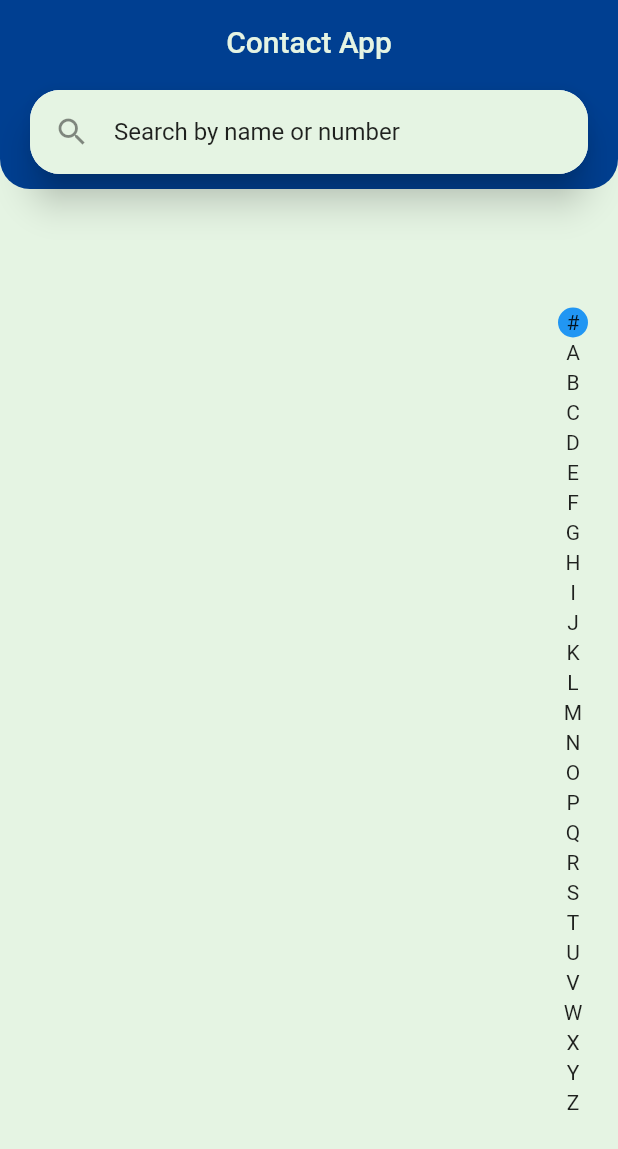
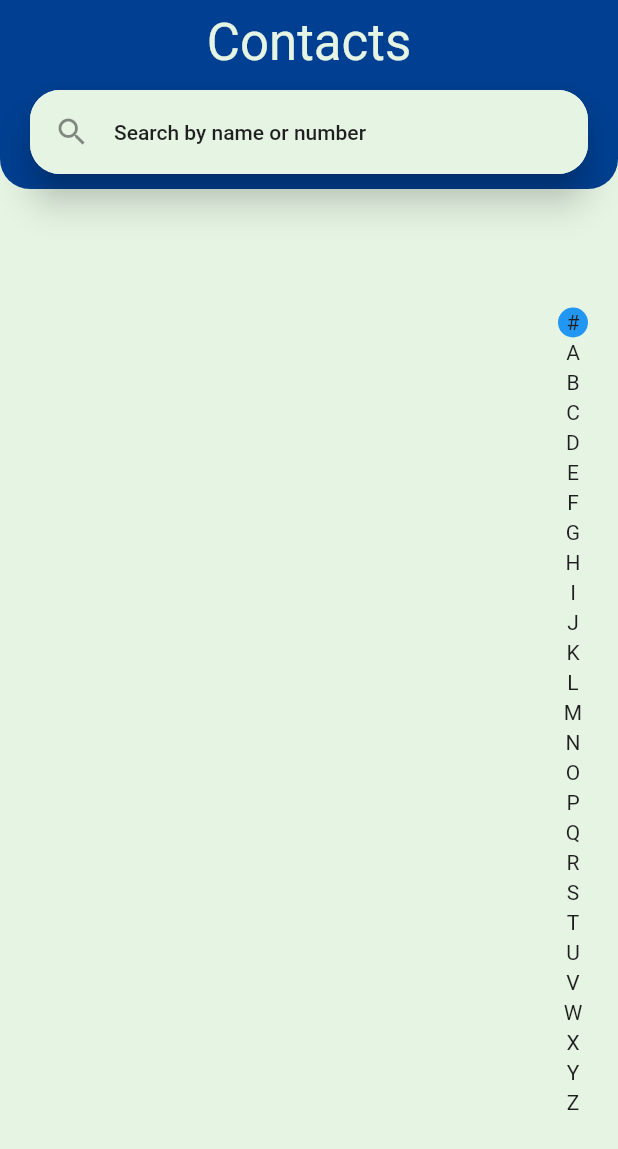
Before and after one commit to De-pitcher/contact_app, a Flutter app: the screen it shows after launch, on a phone screen of 412 x 824 dp. Shown: the top 1149 px of the screen. Run offline on Flutter 3.47's test engine with Material 2 defaults, Android fonts, the phone set to English and light mode, and no system bars; drawn by our look-alikes of scrollable_positioned_list; our stand-ins replace azlistview, contacts_service, hive, hive_flutter, permission_handler; accounts and stored records are empty.

Commit message:
ADD: Theme for light mode

```diff
--- a/lib/main.dart
+++ b/lib/main.dart
@@ -32,7 +32,7 @@ class MyApp extends StatelessWidget {
     return MaterialApp(
       title: 'Flutter Demo',
       debugShowCheckedModeBanner: false,
-      theme: AppTheme.light(),
+      theme: AppTheme.light(context),
       home: permissionBox == null
           ? const PermisionChecker()
           : permissionBox
--- a/lib/screens/my_home_screen.dart
+++ b/lib/screens/my_home_screen.dart
@@ -15,14 +15,24 @@ class MyHomeScreen extends StatefulWidget {
 }
 
 class _MyHomeScreenState extends State<MyHomeScreen> {
-
-
   @override
   Widget build(BuildContext context) {
     return Scaffold(
       appBar: AppBar(
         elevation: 0,
-        title: const Text('Contact App'),
+        title: Text(
+          'Contacts',
+          style: Theme.of(context)
+              .textTheme
+              .headlineMedium!
+              .copyWith(color: Theme.of(context).appBarTheme.foregroundColor),
+        ),
+        shape: const RoundedRectangleBorder(
+          borderRadius: BorderRadius.only(
+            bottomLeft: Radius.circular(20),
+            bottomRight: Radius.circular(20),
+          ),
+        ),
         bottom: PreferredSize(
           preferredSize: const Size.fromHeight(70),
           child: SearchTile(
--- a/lib/utils/app_theme.dart
+++ b/lib/utils/app_theme.dart
@@ -4,19 +4,13 @@ import 'package:flutter/services.dart';
 import 'app_color.dart';
 
 class AppTheme {
-  static ThemeData light() {
+  static ThemeData light(BuildContext context) {
     return ThemeData.light().copyWith(
       appBarTheme: const AppBarTheme(
         foregroundColor: AppColor.secondary,
         elevation: 0,
         centerTitle: true,
         backgroundColor: AppColor.primary,
-        shape: RoundedRectangleBorder(
-          borderRadius: BorderRadius.only(
-            bottomLeft: Radius.circular(20),
-            bottomRight: Radius.circular(20),
-          ),
-        ),
         systemOverlayStyle: SystemUiOverlayStyle.light,
       ),
       scaffoldBackgroundColor: AppColor.secondary,
@@ -35,14 +29,36 @@ class AppTheme {
         ),
         elevation: 10,
       ),
-
+      textTheme: TextTheme(
+        bodyLarge: Theme.of(context)
+            .textTheme
+            .bodyLarge!
+            .copyWith(color: AppColor.color2),
+        bodyMedium: Theme.of(context)
+            .textTheme
+            .bodyMedium!
+            .copyWith(color: AppColor.color2),
+        headlineLarge: Theme.of(context)
+            .textTheme
+            .headlineLarge!
+            .copyWith(color: AppColor.color2),
+        headlineMedium: Theme.of(context)
+            .textTheme
+            .headlineMedium!
+            .copyWith(color: AppColor.color2),
+        titleLarge: Theme.of(context)
+            .textTheme
+            .titleLarge!
+            .copyWith(color: AppColor.color2),
+      ),
     );
   }
 
   static ThemeData dark() {
     return ThemeData.light().copyWith(
       appBarTheme: const AppBarTheme(
-        backgroundColor: Color(0xFF0A132E),
+        // backgroundColor: Color(0xFF0A132E),
+        backgroundColor: AppColor.color2,
         elevation: 0,
         foregroundColor: Color(0xFFD3DEFF),
       ),
--- a/lib/utils/custom_search_delegate.dart
+++ b/lib/utils/custom_search_delegate.dart
@@ -2,6 +2,7 @@ import 'package:flutter/material.dart';
 
 import '../models/contact.dart';
 import '../widgets/contact_tile.dart';
+import 'app_color.dart';
 
 class CustomSearchDelegate extends SearchDelegate {
   final List<Contact> searchItems;
--- a/lib/widgets/contact_detail_tile.dart
+++ b/lib/widgets/contact_detail_tile.dart
@@ -16,7 +16,10 @@ class ContactDetailTile extends StatelessWidget {
     return Padding(
       padding: const EdgeInsets.symmetric(horizontal: 16.0),
       child: ListTile(
-        title: Text(title),
+        title: Text(
+          title,
+          style: Theme.of(context).textTheme.bodyLarge,
+        ),
         subtitle: subtitle == null ? null : Text(subtitle!),
         trailing: trailing,
       ),
--- a/lib/widgets/details_widget.dart
+++ b/lib/widgets/details_widget.dart
@@ -1,5 +1,4 @@
 import 'package:flutter/material.dart';
-
 
 class DetailsWidget extends StatelessWidget {
   final String title;
@@ -19,6 +18,7 @@ class DetailsWidget extends StatelessWidget {
       child: Column(
         crossAxisAlignment: CrossAxisAlignment.start,
         children: [
+          const Divider(),
           SizedBox(
             width: double.infinity,
             child: Padding(
@@ -35,7 +35,6 @@ class DetailsWidget extends StatelessWidget {
           Column(
             children: [
               ...children,
-              const Divider(),
             ],
           ),
         ],
--- a/lib/widgets/search_tile.dart
+++ b/lib/widgets/search_tile.dart
@@ -27,7 +27,10 @@ class SearchTile extends StatelessWidget {
           ),
           leading: const Icon(Icons.search),
           horizontalTitleGap: 0,
-          title: const Text('Search by name or number'),
+          title: Text(
+            'Search by name or number',
+            style: Theme.of(context).textTheme.bodyLarge,
+          ),
         ),
       ),
     );
```
Also changed, not shown: lib/widgets/contact_details_widget.dart (+15 -24 lines), lib/widgets/contact_tile.dart (+20 -9 lines).
